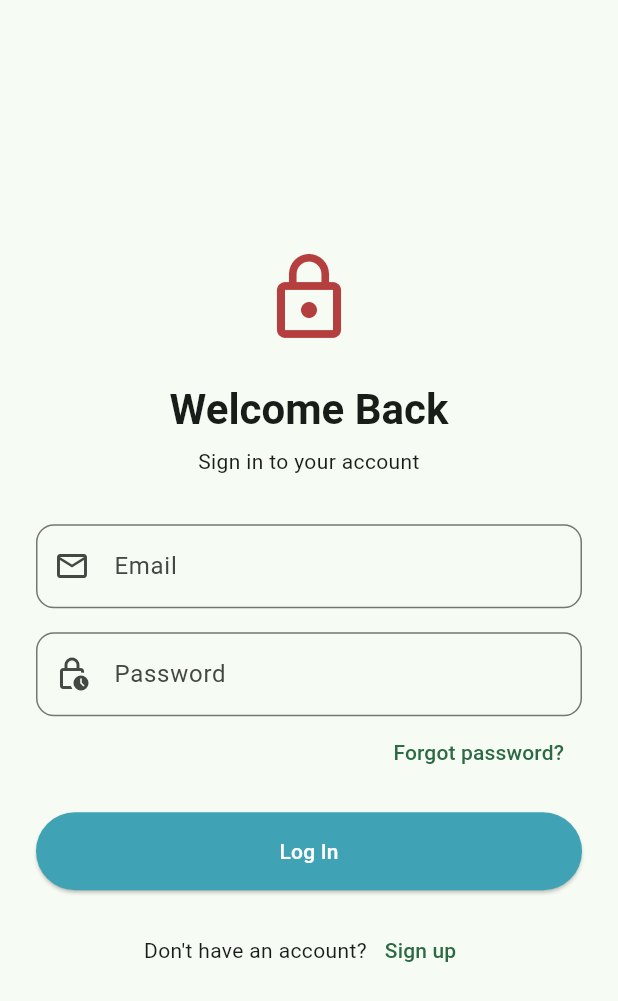
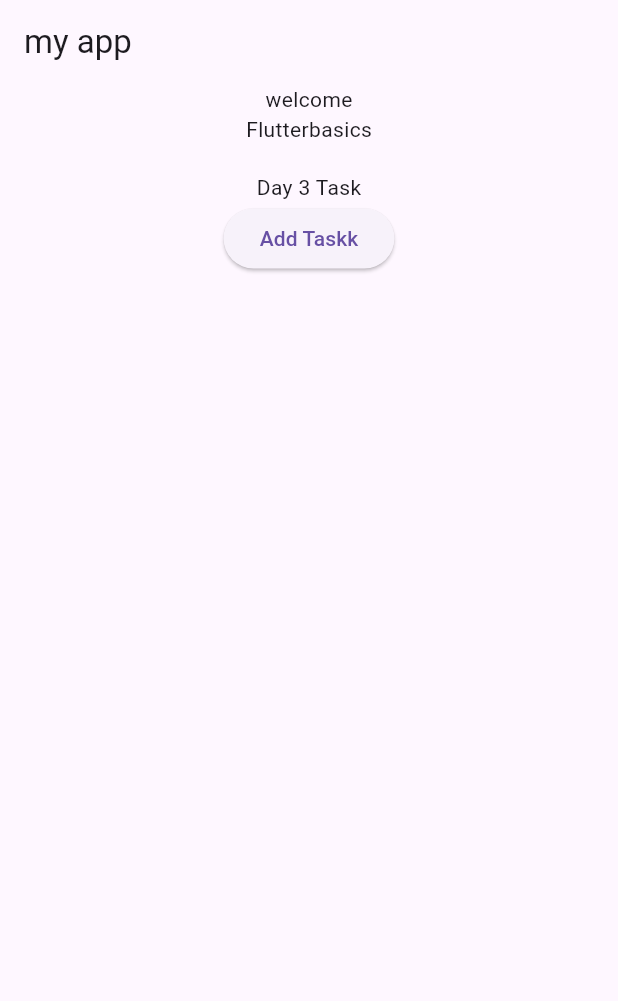
Before and after one commit to muhammedfasal01m-debug/learn-luck, a Flutter app: the screen it shows after launch, on a phone screen of 412 x 824 dp. Shown: the top 1001 px of the screen. Run offline on Flutter 3.47's test engine with Material 3 defaults, Android fonts, the phone set to English and light mode, and no system bars.

Commit message:
Add Day 3 study screen

```diff
--- a/lib/main.dart
+++ b/lib/main.dart
@@ -120,128 +120,182 @@
 //     );
 //   }
 // }
-import 'package:material_ui/material_ui.dart';
+// import 'package:material_ui/material_ui.dart';
+
+// void main() {
+//   runApp(const LoginApp());
+// }
+
+// class LoginApp extends StatelessWidget {
+//   const LoginApp({super.key});
+
+//   @override
+//   Widget build(BuildContext context) {
+//     return MaterialApp(
+//       debugShowCheckedModeBanner: false,
+//       title: 'Login Demo',
+//       theme: ThemeData(
+//         colorScheme: ColorScheme.fromSeed(
+//           seedColor: const Color.fromARGB(255, 63, 181, 116),
+//         ),
+//         useMaterial3: true,
+//       ),
+//       home: const LoginPage(),
+//     );
+//   }
+// }
+
+// class LoginPage extends StatelessWidget {
+//   const LoginPage({super.key});
+
+//   @override
+//   Widget build(BuildContext context) {
+//     return Scaffold(
+//       body: SafeArea(
+//         child: Center(
+//           child: SingleChildScrollView(
+//             padding: const EdgeInsets.all(24),
+//             child: ConstrainedBox(
+//               constraints: const BoxConstraints(maxWidth: 420),
+//               child: Column(
+//                 crossAxisAlignment: CrossAxisAlignment.stretch,
+//                 children: [
+//                   const Icon(
+//                     Icons.lock_outline,
+//                     size: 64,
+//                     color: Color.fromARGB(255, 181, 63, 63),
+//                   ),
+//                   const SizedBox(height: 24),
+
+//                   Text(
+//                     'Welcome Back',
+//                     textAlign: TextAlign.center,
+//                     style: Theme.of(context).textTheme.headlineMedium
+//                         ?.copyWith(fontWeight: FontWeight.bold),
+//                   ),
+//                   const SizedBox(height: 7),
+
+//                   const Text(
+//                     'Sign in to your account',
+//                     textAlign: TextAlign.center,
+//                   ),
+//                   const SizedBox(height: 32),
+
+//                   TextField(
+//                     keyboardType: TextInputType.emailAddress,
+//                     decoration: InputDecoration(
+//                       labelText: 'Email',
+//                       hintText: 'you@example.com',
+//                       prefixIcon: const Icon(Icons.email_outlined),
+//                       border: OutlineInputBorder(
+//                         borderRadius: BorderRadius.circular(12),
+//                       ),
+//                     ),
+//                   ),
+//                   const SizedBox(height: 16),
+
+//                   TextField(
+//                     obscureText: true,
+//                     decoration: InputDecoration(
+//                       labelText: 'Password',
+//                       prefixIcon: const Icon(Icons.lock_clock_outlined),
+//                       border: OutlineInputBorder(
+//                         borderRadius: BorderRadius.circular(12),
+//                       ),
+//                     ),
+//                   ),
+
+//                   Align(
+//                     alignment: Alignment.centerRight,
+//                     child: TextButton(
+//                       onPressed: () {},
+//                       child: const Text('Forgot password?'),
+//                     ),
+//                   ),
+//                   const SizedBox(height: 16),
+
+//                   ElevatedButton(
+//                     style: ElevatedButton.styleFrom(
+//                       padding: const EdgeInsets.symmetric(vertical: 16),
+//                       backgroundColor: const Color.fromARGB(255, 63, 163, 181),
+//                       foregroundColor: const Color.fromARGB(255, 255, 255, 255),
+//                     ),
+//                     onPressed: () {
+//                       ScaffoldMessenger.of(context).showSnackBar(
+//                         const SnackBar(content: Text('Login button pressed')),
+//                       );
+//                     },
+//                     child: const Text('Log In'),
+//                   ),
+//                   const SizedBox(height: 16),
+
+//                   Row(
+//                     mainAxisAlignment: MainAxisAlignment.center,
+//                     children: [
+//                       const Text("Don't have an account?"),
+//                       TextButton(
+//                         onPressed: () {},
+//                         child: const Text('Sign up'),
+//                       ),
+//                     ],
+//                   ),
+//                 ],
+//               ),
+//             ),
+//           ),
+//         ),
+//       ),
+//     );
+//   }
+// }
+import 'package:flutter/cupertino.dart';
+import 'package:flutter/material.dart';
 
 void main() {
-  runApp(const LoginApp());
+  runApp(const MyApp());
 }
 
-class LoginApp extends StatelessWidget {
-  const LoginApp({super.key});
+class MyApp extends StatelessWidget {
+  const MyApp({super.key});
 
   @override
   Widget build(BuildContext context) {
     return MaterialApp(
-      debugShowCheckedModeBanner: false,
-      title: 'Login Demo',
-      theme: ThemeData(
-        colorScheme: ColorScheme.fromSeed(
-          seedColor: const Color.fromARGB(255, 63, 181, 116),
-        ),
-        useMaterial3: true,
-      ),
-      home: const LoginPage(),
-    );
-  }
-}
-
-class LoginPage extends StatelessWidget {
-  const LoginPage({super.key});
-
-  @override
-  Widget build(BuildContext context) {
-    return Scaffold(
-      body: SafeArea(
-        child: Center(
-          child: SingleChildScrollView(
-            padding: const EdgeInsets.all(24),
-            child: ConstrainedBox(
-              constraints: const BoxConstraints(maxWidth: 420),
+      home: Scaffold(
+        appBar: AppBar(title: const Text('my app')),
+        body: Center(
           child: Column(
-                crossAxisAlignment: CrossAxisAlignment.stretch,
             children: [
-                  const Icon(
-                    Icons.lock_outline,
-                    size: 64,
-                    color: Color.fromARGB(255, 181, 63, 63),
-                  ),
-                  const SizedBox(height: 24),
-
-                  Text(
-                    'Welcome Back',
-                    textAlign: TextAlign.center,
-                    style: Theme.of(context).textTheme.headlineMedium
-                        ?.copyWith(fontWeight: FontWeight.bold),
-                  ),
-                  const SizedBox(height: 7),
-
-                  const Text(
-                    'Sign in to your account',
-                    textAlign: TextAlign.center,
-                  ),
-                  const SizedBox(height: 32),
-
-                  TextField(
-                    keyboardType: TextInputType.emailAddress,
-                    decoration: InputDecoration(
-                      labelText: 'Email',
-                      hintText: 'you@example.com',
-                      prefixIcon: const Icon(Icons.email_outlined),
-                      border: OutlineInputBorder(
-                        borderRadius: BorderRadius.circular(12),
-                      ),
-                    ),
-                  ),
-                  const SizedBox(height: 16),
-
-                  TextField(
-                    obscureText: true,
-                    decoration: InputDecoration(
-                      labelText: 'Password',
-                      prefixIcon: const Icon(Icons.lock_clock_outlined),
-                      border: OutlineInputBorder(
-                        borderRadius: BorderRadius.circular(12),
-                      ),
-                    ),
-                  ),
-
-                  Align(
-                    alignment: Alignment.centerRight,
-                    child: TextButton(
-                      onPressed: () {},
-                      child: const Text('Forgot password?'),
-                    ),
-                  ),
-                  const SizedBox(height: 16),
-
+              Text('welcome'),
+              Container(child: const Text('Flutterbasics')),
+              const SizedBox(height: 19),
+              Container(child: Text('Day 3 Task')),
               ElevatedButton(
-                    style: ElevatedButton.styleFrom(
-                      padding: const EdgeInsets.symmetric(vertical: 16),
-                      backgroundColor: const Color.fromARGB(255, 63, 163, 181),
-                      foregroundColor: const Color.fromARGB(255, 255, 255, 255),
-                    ),
                 onPressed: () {
+                  showDialog(
+                    context: context,
+                    builder: (dialogcontext) {
+                      return AlertDialog(
+                        title: const Text('Add taskk'),
+                        content: const Text('Add a new taskk?'),
+                        actions: [
+                          TextButton(
+                            onPressed: () {
+                              Navigator.pop(dialogcontext);
                               ScaffoldMessenger.of(context).showSnackBar(
-                        const SnackBar(content: Text('Login button pressed')),
+                                const SnackBar(content: Text('Task added')),
                               );
                             },
-                    child: const Text('Log In'),
-                  ),
-                  const SizedBox(height: 16),
-
-                  Row(
-                    mainAxisAlignment: MainAxisAlignment.center,
-                    children: [
-                      const Text("Don't have an account?"),
-                      TextButton(
-                        onPressed: () {},
-                        child: const Text('Sign up'),
+                            child: const Text('ok'),
                           ),
                         ],
+                      );
+                    },
+                  );
+                },
+                child: const Text('Add Taskk'),
               ),
             ],
-              ),
-            ),
           ),
         ),
       ),
```
Lines whose indentation alone changed are shown as unchanged.
